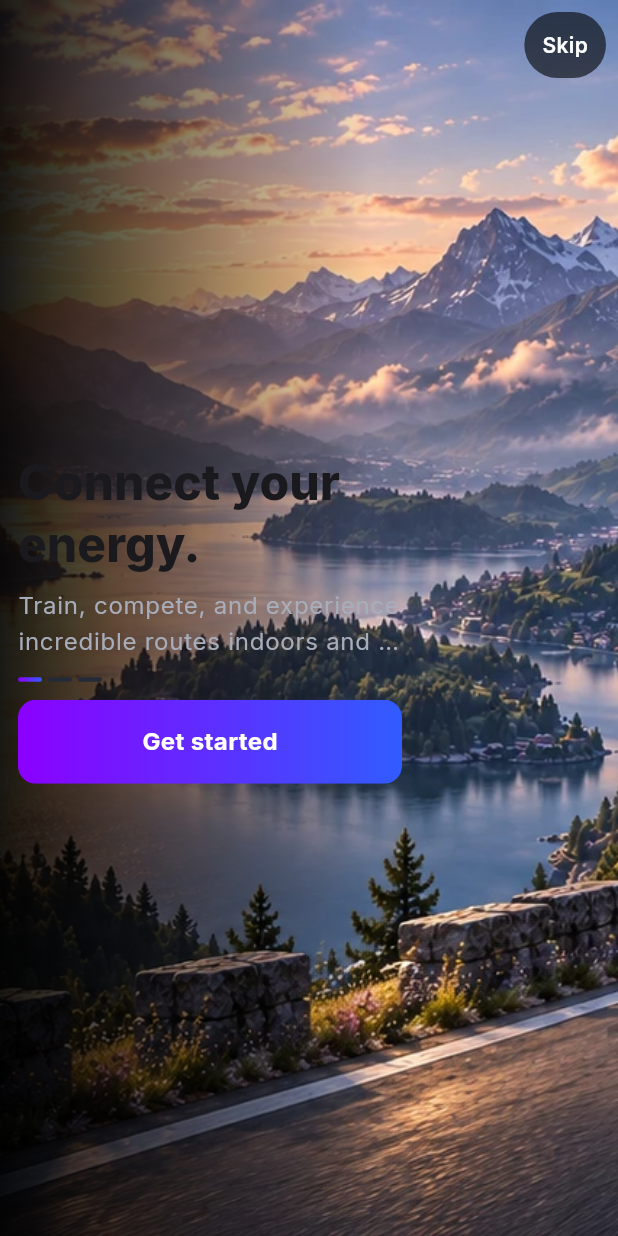
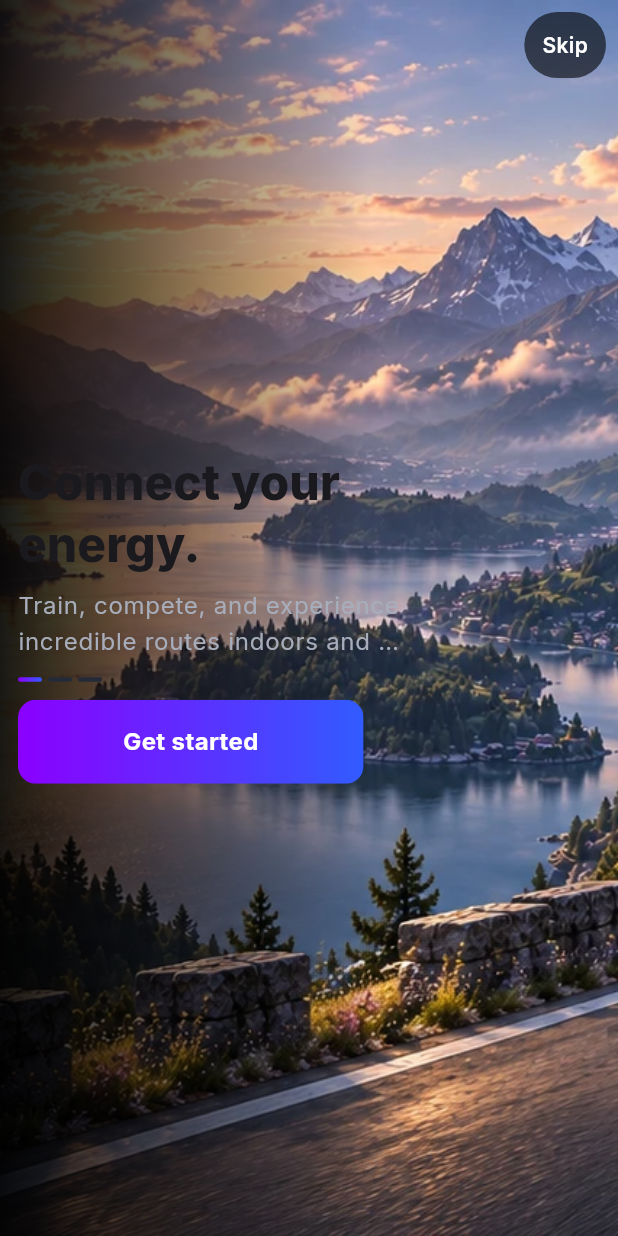
Before and after one commit to freddyestebancuervo/rouvy_pro, a Flutter app: the _PhoneLandscapeWelcomeContent widget shown alone on an empty page, opened directly with empty values, on a phone screen of 412 x 824 dp. Run offline on Flutter 3.47's test engine with Material 3 defaults, Android fonts, the phone set to English and light mode, and no system bars; our stand-ins replace cloud_firestore, connectivity_plus, dartz, dio, equatable, firebase_analytics and 12 more; missing offline and left inert: dart:js_interop, health; accounts and stored records are empty.

Commit message:
polish(ui): narrow phone-landscape CTA ~10% (SCREEN_01)
The owner felt the "Comenzar" button read as slightly too dominant on
phone landscape. Wraps it in Align+SizedBox instead of letting the
Column's crossAxisAlignment.stretch size it - only the CTA is pulled
out of that behavior, so title/subtitle/indicator keep occupying the
exact same width as before. New width is 90% of what stretch would
have given (still comfortably inside the previously-verified 300-380px
target). Height, gradient, radius, typography, and alignment are all
unchanged, as is everything else in the composition.

Strengthened the existing landscape CTA-width test to assert it's
measurably narrower than the stretch width, so a future revert of the
Align/SizedBox wrapper would fail the suite instead of passing silently
(the previous assertion only checked the CTA fell in-range, which the
old stretched width also satisfied).

Mobile portrait and desktop are unchanged.

Co-Authored-By: Claude Sonnet 5 <noreply@anthropic.com>

```diff
--- a/lib/features/auth/presentation/pages/welcome_page.dart
+++ b/lib/features/auth/presentation/pages/welcome_page.dart
@@ -564,20 +564,30 @@ class _PhoneLandscapeWelcomeContent extends StatelessWidget {
                         const SizedBox(height: AppSpacing.md),
                         const _PhoneLandscapeOnboardingIndicator(),
                         const SizedBox(height: AppSpacing.md),
-                        // CTA responsivo: se estira al ancho del bloque
-                        // de contenido (`contentMaxWidth` menos el
-                        // padding horizontal) — con `contentMaxWidth`
-                        // ya en el rango 280-380, el CTA cae en el
-                        // rango 300-380 pedido en los 3 tamaños
-                        // requeridos (verificado con captura real), sin
-                        // necesitar un ancho fijo aparte. Alto 56
-                        // (dentro del rango 52-58 pedido).
-                        PrimaryGradientButton(
-                          key: const Key('welcome-landscape-cta'),
-                          label: l10n.welcomeGetStarted,
-                          onPressed: () => context.go(AppRoute.register),
-                          height: 56,
-                          fontSize: 16,
+                        // KORIXA-SCREEN01-LANDSCAPE-CTA-MICRO-REDUCTION-
+                        // 20260906: el dueño pidió el CTA "un poco menos
+                        // dominante" — 10% más angosto que el ancho que
+                        // stretch le daba antes (el mismo ancho que
+                        // título/subtítulo/indicador, que NO cambian).
+                        // `Align` en vez de dejar que el `Column`
+                        // (`crossAxisAlignment.stretch`) lo estire: solo
+                        // el CTA se saca de ese comportamiento, todo lo
+                        // demás sigue ocupando el ancho completo de la
+                        // columna exactamente igual que antes. Alto sin
+                        // cambios (56, dentro del rango 52-58 pedido) —
+                        // el encargo pide reducir SOLO el ancho.
+                        Align(
+                          alignment: Alignment.centerLeft,
+                          child: SizedBox(
+                            width: (contentMaxWidth - 2 * AppSpacing.md) * 0.90,
+                            child: PrimaryGradientButton(
+                              key: const Key('welcome-landscape-cta'),
+                              label: l10n.welcomeGetStarted,
+                              onPressed: () => context.go(AppRoute.register),
+                              height: 56,
+                              fontSize: 16,
+                            ),
+                          ),
                         ),
                       ],
                     ),
```
Also changed, not shown: 1 other file.
